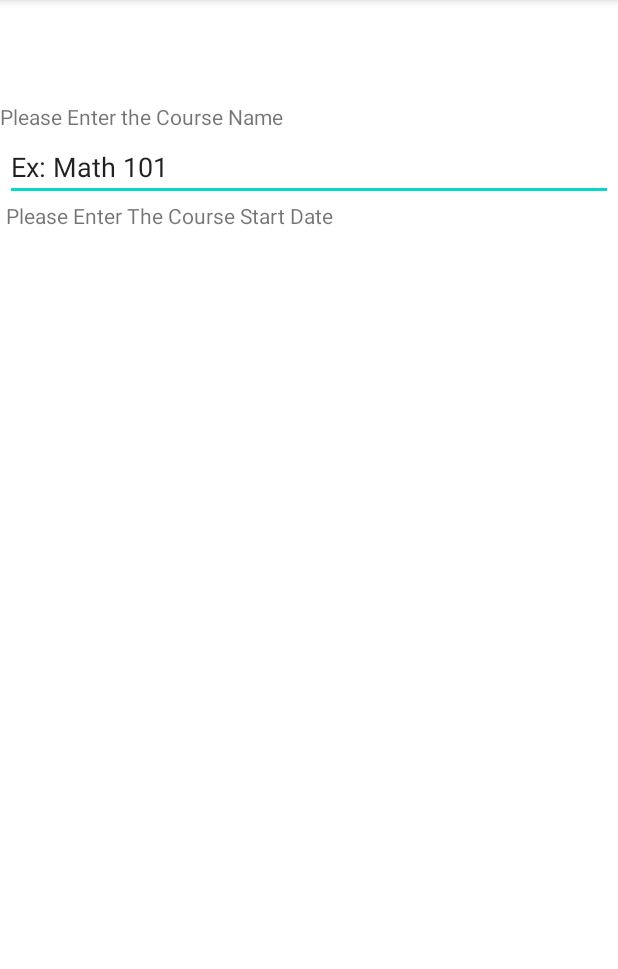
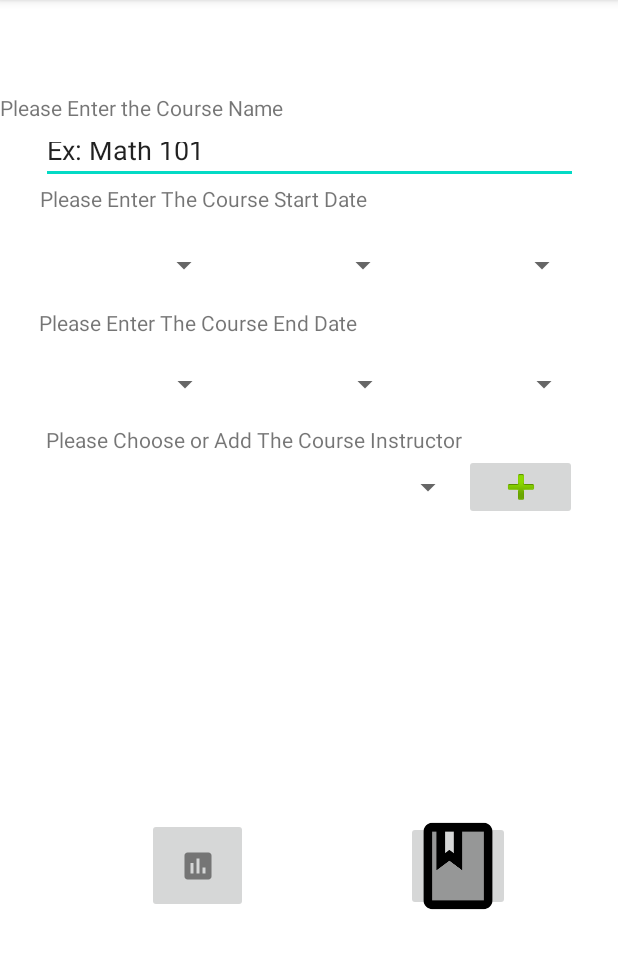
Before and after one commit to CYohn/C196_ABM2_StudentOrganizerApp, an Android app: the fragment AddNewCourseFragment shown on its own in the app's theme, on a phone screen of 412 x 824 dp, the part 84-1053 px from its top. Run offline under Robolectric (Android 15) with nearby library versions, the phone set to English and light mode, and no system bars.

Commit message:
Finished the add course layout for fragment_add_new_course.xml

```diff
--- a/app/src/main/java/UI/AddNewCourseFragment.java
+++ b/app/src/main/java/UI/AddNewCourseFragment.java
@@ -62,4 +62,13 @@ public class AddNewCourseFragment extends Fragment {
         // Inflate the layout for this fragment
         return inflater.inflate(R.layout.fragment_add_new_course, container, false);
     }
+
+    public void pressedAddInstructor(View view) {
+    }
+
+    public void pressedAddAssessment(View view) {
+    }
+
+    public void pressedAddNote(View view) {
+    }
 }
--- a/app/src/main/java/UI/TermsActivity.java
+++ b/app/src/main/java/UI/TermsActivity.java
@@ -18,14 +18,14 @@ public class TermsActivity extends AppCompatActivity {
 
     public void pressedListAllTermsBtn(View view) {
         FragmentTransaction fragmentTransaction = getSupportFragmentManager().beginTransaction();
-        fragmentTransaction.replace(R.id.coursesFragmentContainerView, new AllTermsListFragment());
+        fragmentTransaction.replace(R.id.termsFragmentContainerView, new AllTermsListFragment());
         fragmentTransaction.addToBackStack("allTermsListFragmentView");
         fragmentTransaction.commit();
     }
 
     public void pressedAddTermsBtn(View view) {
         FragmentTransaction fragmentTransaction = getSupportFragmentManager().beginTransaction();
-        fragmentTransaction.replace(R.id.coursesFragmentContainerView, new AddTermFragment());
+        fragmentTransaction.replace(R.id.termsFragmentContainerView, new AddTermFragment());
         fragmentTransaction.addToBackStack("allTermsListFragmentView");
         fragmentTransaction.commit();
     }
--- /dev/null
+++ b/app/src/main/res/drawable-anydpi/ic_assessment_button.xml
@@ -0,0 +1,11 @@
+<vector xmlns:android="http://schemas.android.com/apk/res/android"
+    android:width="24dp"
+    android:height="24dp"
+    android:viewportWidth="24"
+    android:viewportHeight="24"
+    android:tint="#333333"
+    android:alpha="0.6">
+  <path
+      android:fillColor="@android:color/white"
+      android:pathData="M19,3L5,3c-1.1,0 -2,0.9 -2,2v14c0,1.1 0.9,2 2,2h14c1.1,0 2,-0.9 2,-2L21,5c0,-1.1 -0.9,-2 -2,-2zM9,17L7,17v-7h2v7zM13,17h-2L11,7h2v10zM17,17h-2v-4h2v4z"/>
+</vector>
--- /dev/null
+++ b/app/src/main/res/drawable/ic_note_button.xml
@@ -0,0 +1,5 @@
+<vector android:height="24dp" android:tint="#000000"
+    android:viewportHeight="24" android:viewportWidth="24"
+    android:width="24dp" xmlns:android="http://schemas.android.com/apk/res/android">
+    <path android:fillColor="@android:color/white" android:pathData="M22,10l-6,-6L4,4c-1.1,0 -2,0.9 -2,2v12.01c0,1.1 0.9,1.99 2,1.99l16,-0.01c1.1,0 2,-0.89 2,-1.99v-8zM15,5.5l5.5,5.5L15,11L15,5.5z"/>
+</vector>
--- a/app/src/main/res/layout/fragment_add_new_course.xml
+++ b/app/src/main/res/layout/fragment_add_new_course.xml
@@ -8,8 +8,8 @@
 
     <Space
         android:id="@+id/space2"
-        android:layout_width="408dp"
-        android:layout_height="68dp"
+        android:layout_width="357dp"
+        android:layout_height="62dp"
         app:layout_constraintEnd_toEndOf="parent"
         app:layout_constraintStart_toStartOf="parent"
         app:layout_constraintTop_toTopOf="parent" />
@@ -26,8 +26,8 @@
 
     <EditText
         android:id="@+id/courseNameTxtInput"
-        android:layout_width="405dp"
-        android:layout_height="43dp"
+        android:layout_width="358dp"
+        android:layout_height="38dp"
         android:layout_marginTop="3dp"
         android:ems="10"
         android:inputType="textPersonName"
@@ -38,11 +38,154 @@
 
     <TextView
         android:id="@+id/courseStartInstruction"
-        android:layout_width="404dp"
+        android:layout_width="359dp"
         android:layout_height="32dp"
         android:text="@string/enterCourseStartDate"
         app:layout_constraintEnd_toEndOf="parent"
         app:layout_constraintStart_toStartOf="parent"
         app:layout_constraintTop_toBottomOf="@+id/courseNameTxtInput"
         tools:text="@string/enterCourseStartDate" />
+
+    <FrameLayout
+        android:id="@+id/frameLayout2"
+        android:layout_width="358dp"
+        android:layout_height="41dp"
+        android:layout_marginTop="1dp"
+        app:layout_constraintEnd_toEndOf="parent"
+        app:layout_constraintStart_toStartOf="parent"
+        app:layout_constraintTop_toBottomOf="@+id/courseStartInstruction">
+
+        <LinearLayout
+            android:layout_width="match_parent"
+            android:layout_height="match_parent"
+            android:orientation="horizontal">
+
+            <Spinner
+                android:id="@+id/courseStartMonthSpinner"
+                android:layout_width="match_parent"
+                android:layout_height="match_parent"
+                android:layout_weight="1" />
+
+            <Spinner
+                android:id="@+id/CourseStartDaySpinner"
+                android:layout_width="match_parent"
+                android:layout_height="match_parent"
+                android:layout_weight="1" />
+
+            <Spinner
+                android:id="@+id/courseStartYearSpinner"
+                android:layout_width="match_parent"
+                android:layout_height="match_parent"
+                android:layout_weight="1" />
+        </LinearLayout>
+    </FrameLayout>
+
+    <TextView
+        android:id="@+id/enterCourseEndInstruction"
+        android:layout_width="360dp"
+        android:layout_height="28dp"
+        android:layout_marginTop="8dp"
+        android:text="@string/enterCourseEndInstruction"
+        app:layout_constraintEnd_toEndOf="parent"
+        app:layout_constraintStart_toStartOf="parent"
+        app:layout_constraintTop_toBottomOf="@+id/frameLayout2" />
+
+    <FrameLayout
+        android:id="@+id/frameLayout3"
+        android:layout_width="358dp"
+        android:layout_height="46dp"
+        app:layout_constraintEnd_toEndOf="parent"
+        app:layout_constraintStart_toStartOf="parent"
+        app:layout_constraintTop_toBottomOf="@+id/enterCourseEndInstruction">
+
+        <LinearLayout
+            android:layout_width="359dp"
+            android:layout_height="match_parent"
+            android:orientation="horizontal">
+
+            <Spinner
+                android:id="@+id/courseEndMonthSpinner"
+                android:layout_width="match_parent"
+                android:layout_height="match_parent"
+                android:layout_weight="1" />
+
+            <Spinner
+                android:id="@+id/courseEndDaySpinner"
+                android:layout_width="match_parent"
+                android:layout_height="match_parent"
+                android:layout_weight="1" />
+
+            <Spinner
+                android:id="@+id/courseEndYearSpinner"
+                android:layout_width="match_parent"
+                android:layout_height="match_parent"
+                android:layout_weight="1" />
+        </LinearLayout>
+    </FrameLayout>
+
+    <TextView
+        android:id="@+id/chooseInstructorInstruction"
+        android:layout_width="351dp"
+        android:layout_height="18dp"
+        android:layout_marginTop="4dp"
+        android:text="@string/chooseCourseInstructorInstruction"
+        app:layout_constraintEnd_toEndOf="parent"
+        app:layout_constraintStart_toStartOf="parent"
+        app:layout_constraintTop_toBottomOf="@+id/frameLayout3" />
+
+    <FrameLayout
+        android:id="@+id/frameLayout4"
+        android:layout_width="357dp"
+        android:layout_height="44dp"
+        android:layout_marginTop="1dp"
+        app:layout_constraintEnd_toEndOf="parent"
+        app:layout_constraintStart_toStartOf="parent"
+        app:layout_constraintTop_toBottomOf="@+id/chooseInstructorInstruction">
+
+        <LinearLayout
+            android:layout_width="match_parent"
+            android:layout_height="match_parent"
+            android:orientation="horizontal">
+
+            <Spinner
+                android:id="@+id/chooseInstructorSpinner"
+                android:layout_width="263dp"
+                android:layout_height="match_parent"
+                android:layout_weight="1" />
+
+            <ImageButton
+                android:id="@+id/addInstructorBtn"
+                android:layout_width="wrap_content"
+                android:layout_height="match_parent"
+                android:layout_weight="1"
+                android:onClick="pressedAddInstructor"
+                android:src="@android:drawable/ic_input_add" />
+        </LinearLayout>
+    </FrameLayout>
+
+    <ImageButton
+        android:id="@+id/addAssessmentBtn"
+        android:layout_width="67dp"
+        android:layout_height="63dp"
+        android:layout_marginStart="72dp"
+        android:layout_marginTop="39dp"
+        android:layout_marginEnd="80dp"
+        android:src="@drawable/ic_assessment_button"
+        android:onClick="pressedAddAssessment"
+        app:layout_constraintBottom_toBottomOf="parent"
+        app:layout_constraintEnd_toStartOf="@+id/addNoteBtn"
+        app:layout_constraintStart_toStartOf="parent"
+        app:layout_constraintTop_toBottomOf="@+id/frameLayout4" />
+
+    <ImageButton
+        android:id="@+id/addNoteBtn"
+        android:layout_width="69dp"
+        android:layout_height="60dp"
+        android:layout_marginTop="39dp"
+        android:layout_marginEnd="72dp"
+        android:src="@drawable/ic_book_foreground"
+        android:onClick="pressedAddNote"
+        app:layout_constraintBottom_toBottomOf="parent"
+        app:layout_constraintEnd_toEndOf="parent"
+        app:layout_constraintTop_toBottomOf="@+id/frameLayout4" />
 </androidx.constraintlayout.widget.ConstraintLayout>
--- a/app/src/main/res/values/strings.xml
+++ b/app/src/main/res/values/strings.xml
@@ -118,4 +118,6 @@
     <string name="addCourseBtnTxt">Add Course</string>
     <string name="enterNameOfCourseInstruction">Please Enter the Course Name</string>
     <string name="enterCourseStartDate">Please Enter The Course Start Date</string>
+    <string name="enterCourseEndInstruction">Please Enter The Course End Date</string>
+    <string name="chooseCourseInstructorInstruction">Please Choose or Add The Course Instructor</string>
 </resources>
```
Also changed, not shown: app/src/main/res/drawable-hdpi/ic_assessment_button.png (added), app/src/main/res/drawable-mdpi/ic_assessment_button.png (added), app/src/main/res/drawable-xhdpi/ic_assessment_button.png (added), app/src/main/res/drawable-xxhdpi/ic_assessment_button.png (added).
